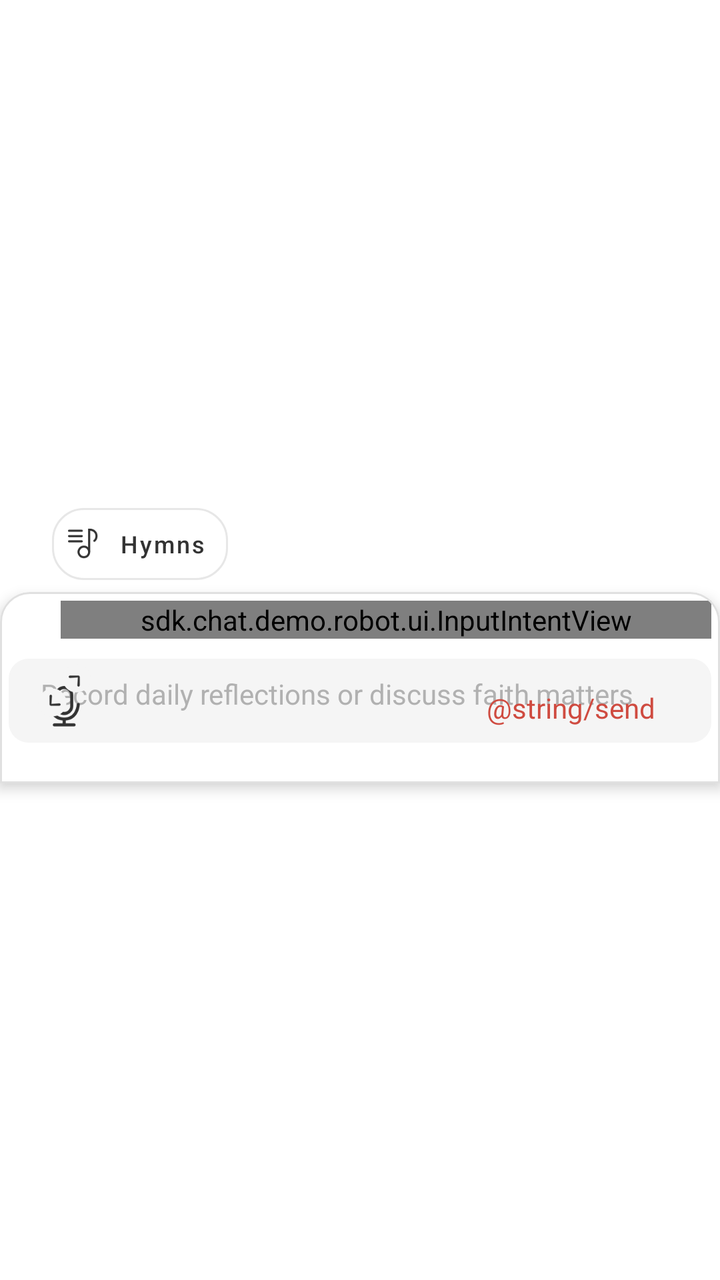
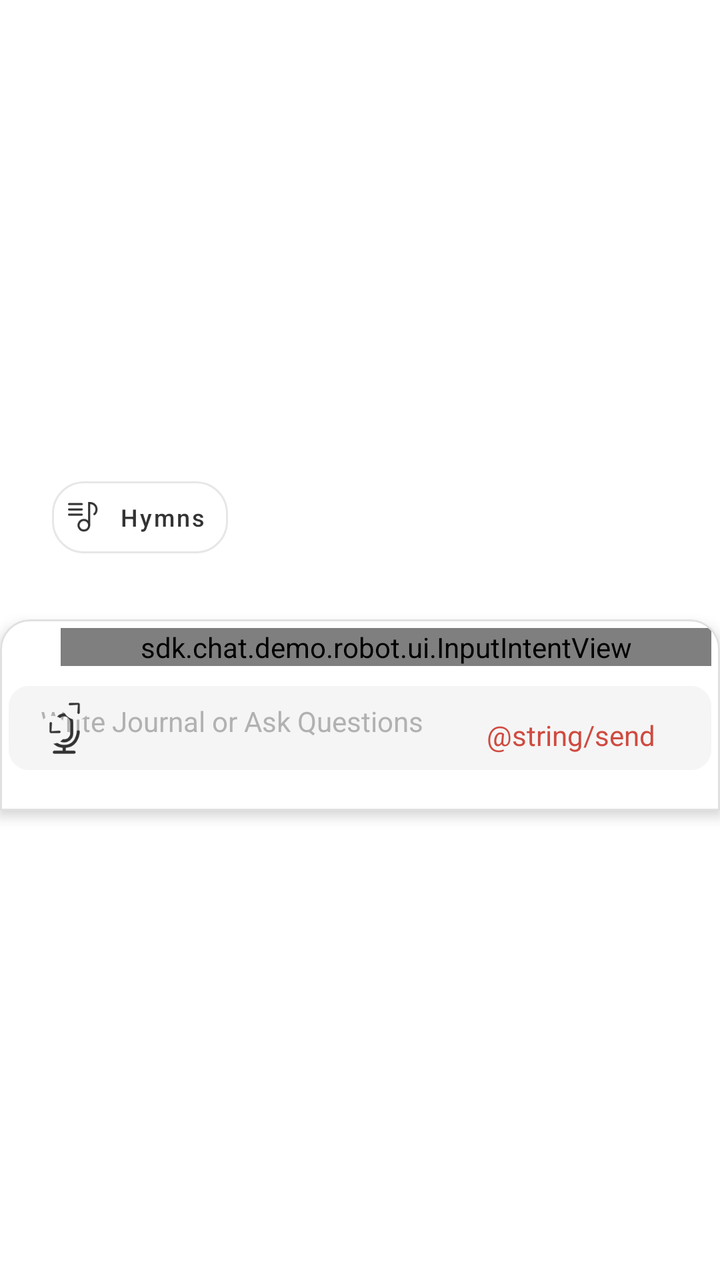

Before-and-after screenshots of an Android layout around one commit, followed by the original layout XML and the change that was made.
<!-- AndroidManifest.xml: application theme GGTheme -->
<!-- res/layout/view_message_input.xml -->
<LinearLayout xmlns:android="http://schemas.android.com/apk/res/android"
    xmlns:app="http://schemas.android.com/apk/res-auto"
    android:layout_width="match_parent"
    android:layout_height="wrap_content"
    android:gravity="center_vertical"
    android:orientation="vertical">

    <LinearLayout
        android:id="@+id/menus"
        android:layout_width="match_parent"
        android:layout_height="wrap_content"
        android:orientation="horizontal"
        android:layout_marginLeft="26dp">
        


        <com.google.android.material.button.MaterialButton
            android:id="@+id/hymns"
            style="@style/ExploreButtonStyle"
            android:layout_width="wrap_content"
            android:layout_height="wrap_content"
            android:gravity="center"
            android:paddingRight="4dp"
            android:text="@string/hymns"
            android:drawableLeft="@mipmap/ic_search_songs"
            android:textSize="12sp"
            app:cornerRadius="16dp" />

        <com.google.android.material.button.MaterialButton
            android:id="@+id/bible"
            android:visibility="gone"
            style="@style/ExploreButtonStyle"
            android:layout_width="wrap_content"
            android:layout_height="wrap_content"
            android:layout_marginLeft="8dp"
            android:gravity="center"
            app:cornerRadius="16dp"
            android:drawableLeft="@mipmap/ic_read_bible"
            android:text="@string/read_bible"
            android:textSize="12sp" />

    </LinearLayout>

    <com.google.android.material.card.MaterialCardView
        android:layout_width="match_parent"
        android:layout_height="wrap_content"
        app:cardBackgroundColor="@color/white"
        app:cardElevation="4dp"
        app:shapeAppearanceOverlay="@style/TopRoundedCard"
        app:strokeColor="#E0E0E0"
        app:strokeWidth="1dp">

        <LinearLayout
            android:layout_width="match_parent"
            android:layout_height="wrap_content"
            android:gravity="center_vertical"
            android:orientation="vertical">

            <sdk.chat.demo.robot.ui.InputIntentView
                android:id="@+id/inputIntent"
                android:layout_width="match_parent"
                android:layout_height="wrap_content"
                android:layout_marginLeft="26dp" />

            <FrameLayout
                android:layout_width="match_parent"
                android:layout_height="wrap_content"
                android:gravity="center_vertical"
                android:orientation="vertical"
                android:paddingTop="10dp"
                android:paddingBottom="16dp">

                <LinearLayout
                    android:id="@+id/inputContainer"
                    android:layout_width="match_parent"
                    android:layout_height="wrap_content"
                    android:background="@drawable/edittext_rounded_bg"
                    android:orientation="vertical">

                    <EditText
                        android:id="@+id/messagePrompt"
                        android:layout_width="match_parent"
                        android:layout_height="wrap_content"
                        android:layout_marginStart="8dp"
                        android:layout_marginEnd="8dp"
                        android:background="@color/transparent"
                        android:inputType="textAutoCorrect|textAutoComplete|textMultiLine|textCapSentences"
                        android:paddingLeft="8dp"
                        android:paddingTop="8dp"
                        android:paddingRight="8dp"
                        android:textColor="@color/text_prompt"
                        android:textSize="14sp"
                        android:visibility="gone" />

                    <EditText
                        android:id="@id/messageInput"
                        android:layout_width="match_parent"
                        android:layout_height="match_parent"
                        android:layout_marginStart="8dp"
                        android:layout_marginEnd="8dp"
                        android:background="@color/transparent"
                        android:gravity="top|left"
                        android:hint="@string/hint_msg_input"
                        android:inputType="textAutoCorrect|textAutoComplete|textMultiLine|textCapSentences"
                        android:maxLines="6"
                        android:minHeight="42dp"
                        android:padding="8dp"
                        android:textColorHint="@color/text_gray"
                        android:textSize="14sp" />
                </LinearLayout>

                <FrameLayout
                    android:layout_width="wrap_content"
                    android:layout_height="wrap_content"
                    android:layout_gravity="bottom|left"
                    android:layout_marginLeft="12dp">

                    <sdk.chat.demo.robot.ui.CircleOverlayView
                        android:id="@+id/circleOverlay"
                        android:layout_width="40dp"
                        android:layout_height="40dp"
                        android:layout_gravity="center"
                        android:visibility="gone"
                        app:circleColor="#ffCF4B40"
                        app:ringColor="#59CF4B40"
                        app:ringWidth="4dp" />

                    <ImageView
                        android:id="@id/attachmentButton"
                        android:layout_width="wrap_content"
                        android:layout_height="wrap_content"
                        android:layout_gravity="center"
                        android:padding="8dp"
                        android:src="@mipmap/ic_audio" />
                </FrameLayout>

                <FrameLayout
                    android:id="@+id/buttonContainer"
                    android:layout_width="wrap_content"
                    android:layout_height="wrap_content"
                    android:layout_gravity="bottom|right"
                    android:layout_marginRight="20dp">

                    <ImageView
                        android:id="@+id/messageStopButton"
                        android:layout_width="wrap_content"
                        android:layout_height="wrap_content"
                        android:padding="8dp"
                        android:src="@mipmap/ic_stop_ai"
                        android:visibility="gone" />

                    <TextView
                        android:id="@id/messageSendButton"
                        android:layout_width="wrap_content"
                        android:layout_height="wrap_content"
                        android:padding="8dp"
                        android:text="@string/send"
                        android:textColor="@color/item_text_selected"
                        android:textSize="14sp" />
                </FrameLayout>

                <ImageView
                    android:id="@+id/editMode"
                    android:layout_width="wrap_content"
                    android:layout_height="wrap_content"
                    android:layout_gravity="top|left"
                    android:layout_marginLeft="4dp"
                    android:paddingLeft="8dp"
                    android:paddingRight="8dp"
                    android:paddingBottom="8dp"
                    android:src="@mipmap/ic_expand" />

            </FrameLayout>
        </LinearLayout>

    </com.google.android.material.card.MaterialCardView>
</LinearLayout>
<!-- resources referenced by this layout -->
<resources>
  <color name="item_text_selected">#FFCF4B40</color>
  <color name="text_gray">#B1B1B1</color>
  <color name="text_prompt">#69000000</color>
  <color name="transparent">#00000000</color>
  <color name="white">#FFFFFFFF</color>
  <!-- drawable edittext_rounded_bg (drawable) -->
  <?xml version="1.0" encoding="utf-8"?>
  <shape xmlns:android="http://schemas.android.com/apk/res/android"
      android:shape="rectangle">
  
  
  
  
  
  
      
      <solid android:color="@color/bg_gray_button" />
  
      
      <corners android:radius="10dp" />
  
  
  
  
  
  
  
  </shape>
  <!-- mipmap ic_audio: png bitmap (mipmap-hdpi, 1214 bytes) -->
  <!-- mipmap ic_expand: png bitmap (mipmap-hdpi, 1777 bytes) -->
  <!-- mipmap ic_read_bible: png bitmap (mipmap-hdpi, 1178 bytes) -->
  <!-- mipmap ic_search_songs: png bitmap (mipmap-hdpi, 779 bytes) -->
  <!-- mipmap ic_stop_ai: png bitmap (mipmap-hdpi, 1419 bytes) -->
  <string name="hint_msg_input">Record daily reflections or discuss faith matters</string>
  <string name="hymns">Hymns</string>
  <string name="read_bible">Read Bible</string>
  <string name="send">发送</string>
  <style name="ExploreButtonStyle" parent="Widget.MaterialComponents.Button">
          <item name="android:layout_width">match_parent</item>
          <item name="android:layout_height">wrap_content</item>
          <item name="android:elevation">0dp</item>
          <item name="android:stateListAnimator">@null</item>
          <item name="cornerRadius">10dp</item>
          <item name="android:lineSpacingExtra">8dp</item>
          <item name="android:textSize">17sp</item>
          <item name="android:padding">8dp</item>
          <item name="strokeColor">#E7E7E7</item>
          <item name="strokeWidth">1dp</item>
          <item name="backgroundTint">@color/white</item>
          <item name="android:textColor">@color/item_text_normal</item>
          <item name="rippleColor">#20000000</item>
          <item name="android:gravity">start</item>
          <item name="layout_alignSelf">flex_start</item>
          <item name="android:textAllCaps">false</item>
      </style>
  <style name="TopRoundedCard">
          <item name="cornerFamily">rounded</item>
          <item name="cornerSizeTopLeft">15dp</item>
          <item name="cornerSizeTopRight">15dp</item>
          <item name="cornerSizeBottomLeft">0dp</item>
          <item name="cornerSizeBottomRight">0dp</item>
      </style>
  <style name="GGTheme" parent="Theme.MaterialComponents.Light.Bridge">
          <item name="android:windowIsTranslucent">true</item>
  
          
  
          
          <item name="android:windowFullscreen">false</item>
          <item name="windowActionBar">false</item>
          <item name="android:windowActionBar">false</item>
          <item name="windowNoTitle">true</item>
          <item name="android:windowNoTitle">true</item>
          
          <item name="android:windowBackground">@color/white</item>
          
          <item name="android:navigationBarColor">@color/white</item>
          
          <item name="android:statusBarColor">@color/white</item>
  
  
  
  
  
          <item name="colorPrimary">@color/white</item>
          <item name="colorPrimaryDark">#2D8659</item>
  
          <item name="colorAccent">#339966</item>
          <item name="colorControlNormal">@color/text_primary</item>
  
          <item name="outcomingDefaultBubbleColor">#2D8659</item>
          <item name="outcomingDefaultBubblePressedColor">#2D8659</item>
  
  
  
  
      </style>
  <color name="bg_gray_button">#F5F5F5</color>
  <color name="item_text_normal">#333333</color>
  <color name="text_primary">@android:color/black</color>
</resources>

<!-- the commit's change to res/layout/view_message_input.xml (unified diff, before → after) -->
@@ -40,6 +40,14 @@
             android:textSize="12sp" />
 
     </LinearLayout>
+
+    <TextView
+        android:id="@+id/hint_vip_msg"
+        android:layout_width="match_parent"
+        android:layout_height="wrap_content"
+        android:paddingBottom="8dp"
+        android:gravity="center"
+        />
 
     <com.google.android.material.card.MaterialCardView
         android:layout_width="match_parent"
<!-- resource entries referenced after the edit -->
@@ -33,7 +33,7 @@
   <!-- mipmap ic_read_bible: png bitmap (mipmap-hdpi, 1178 bytes) -->
   <!-- mipmap ic_search_songs: png bitmap (mipmap-hdpi, 779 bytes) -->
   <!-- mipmap ic_stop_ai: png bitmap (mipmap-hdpi, 1419 bytes) -->
-  <string name="hint_msg_input">Record daily reflections or discuss faith matters</string>
+  <string name="hint_msg_input">Write Journal or Ask Questions</string>
   <string name="hymns">Hymns</string>
   <string name="read_bible">Read Bible</string>
   <string name="send">发送</string>
